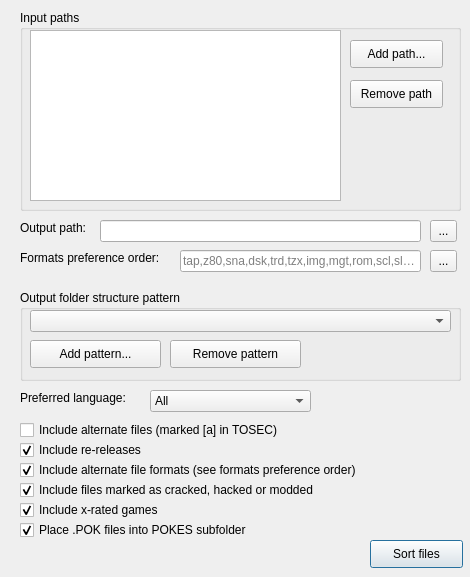
Above: ui/SorterLauncher.ui from ladyeklipse/ZX-Pokemaster before the change. Below: the same form after it.
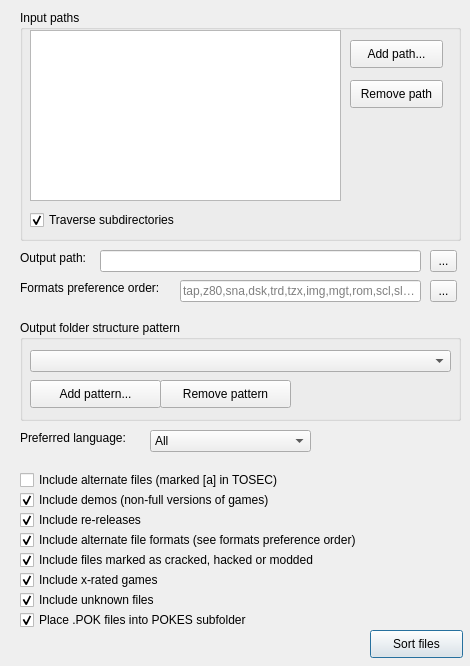
That is the form after the change. Icons and pictures are not drawn.

The edit to the form file:
```diff
--- a/ui/SorterLauncher.ui
+++ b/ui/SorterLauncher.ui
@@ -7,7 +7,7 @@
     <x>0</x>
     <y>0</y>
     <width>470</width>
-    <height>577</height>
+    <height>666</height>
    </rect>
   </property>
   <property name="sizePolicy">
@@ -54,7 +54,7 @@
    <property name="geometry">
     <rect>
      <x>370</x>
-     <y>540</y>
+     <y>630</y>
      <width>93</width>
      <height>28</height>
     </rect>
@@ -67,7 +67,7 @@
    <property name="geometry">
     <rect>
      <x>100</x>
-     <y>220</y>
+     <y>250</y>
      <width>321</width>
      <height>22</height>
     </rect>
@@ -77,7 +77,7 @@
    <property name="geometry">
     <rect>
      <x>20</x>
-     <y>220</y>
+     <y>250</y>
      <width>81</width>
      <height>16</height>
     </rect>
@@ -92,7 +92,7 @@
      <x>20</x>
      <y>10</y>
      <width>441</width>
-     <height>201</height>
+     <height>231</height>
     </rect>
    </property>
    <property name="title">
@@ -134,12 +134,28 @@
      </rect>
     </property>
    </widget>
+   <widget class="QCheckBox" name="chkTraverseSubdirectories">
+    <property name="geometry">
+     <rect>
+      <x>10</x>
+      <y>200</y>
+      <width>300</width>
+      <height>20</height>
+     </rect>
+    </property>
+    <property name="text">
+     <string>Traverse subdirectories</string>
+    </property>
+    <property name="checked">
+     <bool>true</bool>
+    </property>
+   </widget>
   </widget>
   <widget class="QCheckBox" name="chkIncludeAlternate">
    <property name="geometry">
     <rect>
      <x>20</x>
-     <y>420</y>
+     <y>470</y>
      <width>451</width>
      <height>20</height>
     </rect>
@@ -152,7 +168,7 @@
    <property name="geometry">
     <rect>
      <x>20</x>
-     <y>440</y>
+     <y>510</y>
      <width>451</width>
      <height>20</height>
     </rect>
@@ -168,7 +184,7 @@
    <property name="geometry">
     <rect>
      <x>20</x>
-     <y>460</y>
+     <y>530</y>
      <width>451</width>
      <height>20</height>
     </rect>
@@ -184,7 +200,7 @@
    <property name="geometry">
     <rect>
      <x>20</x>
-     <y>480</y>
+     <y>550</y>
      <width>451</width>
      <height>20</height>
     </rect>
@@ -200,7 +216,7 @@
    <property name="geometry">
     <rect>
      <x>180</x>
-     <y>250</y>
+     <y>280</y>
      <width>241</width>
      <height>22</height>
     </rect>
@@ -216,7 +232,7 @@
    <property name="geometry">
     <rect>
      <x>20</x>
-     <y>250</y>
+     <y>280</y>
      <width>161</width>
      <height>16</height>
     </rect>
@@ -229,9 +245,9 @@
    <property name="geometry">
     <rect>
      <x>20</x>
-     <y>290</y>
+     <y>320</y>
      <width>441</width>
-     <height>91</height>
+     <height>101</height>
     </rect>
    </property>
    <property name="title">
@@ -241,7 +257,7 @@
     <property name="geometry">
      <rect>
       <x>10</x>
-      <y>20</y>
+      <y>30</y>
       <width>421</width>
       <height>22</height>
      </rect>
@@ -257,7 +273,7 @@
     <property name="geometry">
      <rect>
       <x>10</x>
-      <y>50</y>
+      <y>60</y>
       <width>131</width>
       <height>28</height>
      </rect>
@@ -269,8 +285,8 @@
    <widget class="QPushButton" name="btnRemovePattern">
     <property name="geometry">
      <rect>
-      <x>150</x>
-      <y>50</y>
+      <x>140</x>
+      <y>60</y>
       <width>131</width>
       <height>28</height>
      </rect>
@@ -284,7 +300,7 @@
    <property name="geometry">
     <rect>
      <x>20</x>
-     <y>520</y>
+     <y>610</y>
      <width>441</width>
      <height>20</height>
     </rect>
@@ -300,7 +316,7 @@
    <property name="geometry">
     <rect>
      <x>430</x>
-     <y>220</y>
+     <y>250</y>
      <width>27</width>
      <height>22</height>
     </rect>
@@ -313,7 +329,7 @@
    <property name="geometry">
     <rect>
      <x>20</x>
-     <y>500</y>
+     <y>570</y>
      <width>451</width>
      <height>20</height>
     </rect>
@@ -329,7 +345,7 @@
    <property name="geometry">
     <rect>
      <x>20</x>
-     <y>390</y>
+     <y>430</y>
      <width>121</width>
      <height>16</height>
     </rect>
@@ -342,7 +358,7 @@
    <property name="geometry">
     <rect>
      <x>150</x>
-     <y>390</y>
+     <y>430</y>
      <width>161</width>
      <height>22</height>
     </rect>
@@ -433,7 +449,7 @@
    <property name="geometry">
     <rect>
      <x>430</x>
-     <y>250</y>
+     <y>280</y>
      <width>27</width>
      <height>22</height>
     </rect>
@@ -442,6 +458,38 @@
     <string>...</string>
    </property>
   </widget>
+  <widget class="QCheckBox" name="chkIncludeUnknownFiles">
+   <property name="geometry">
+    <rect>
+     <x>20</x>
+     <y>590</y>
+     <width>451</width>
+     <height>20</height>
+    </rect>
+   </property>
+   <property name="text">
+    <string>Include unknown files</string>
+   </property>
+   <property name="checked">
+    <bool>true</bool>
+   </property>
+  </widget>
+  <widget class="QCheckBox" name="chkIncludeDemos">
+   <property name="geometry">
+    <rect>
+     <x>20</x>
+     <y>490</y>
+     <width>451</width>
+     <height>20</height>
+    </rect>
+   </property>
+   <property name="text">
+    <string>Include demos (non-full versions of games)</string>
+   </property>
+   <property name="checked">
+    <bool>true</bool>
+   </property>
+  </widget>
  </widget>
  <resources>
   <include location="res.qrc"/>
```
